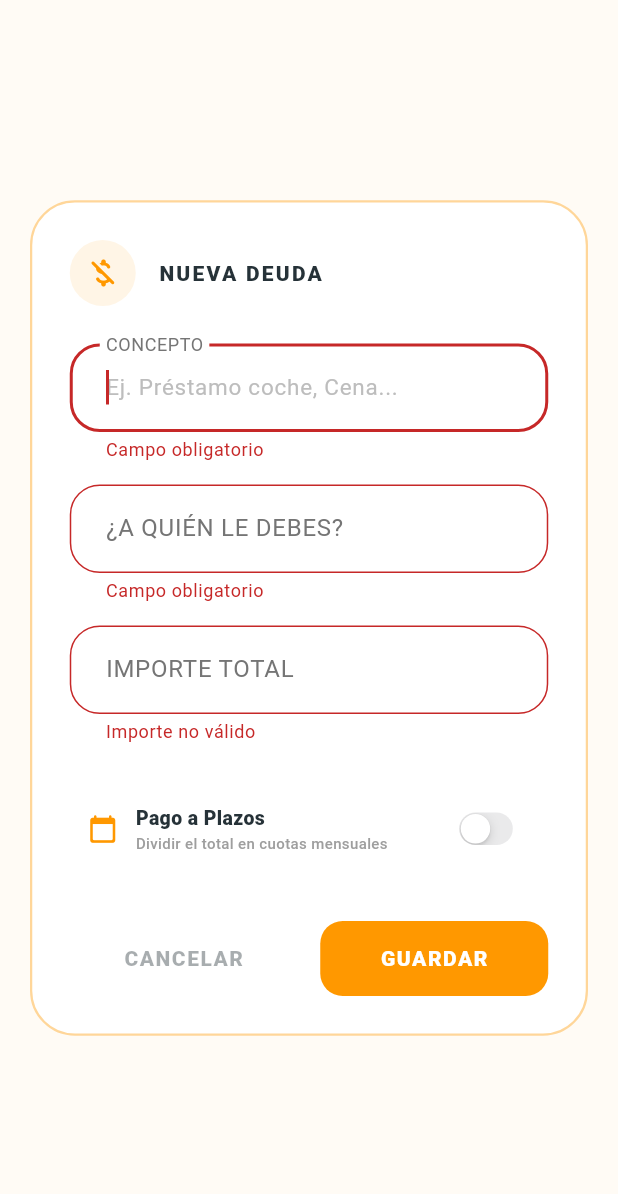
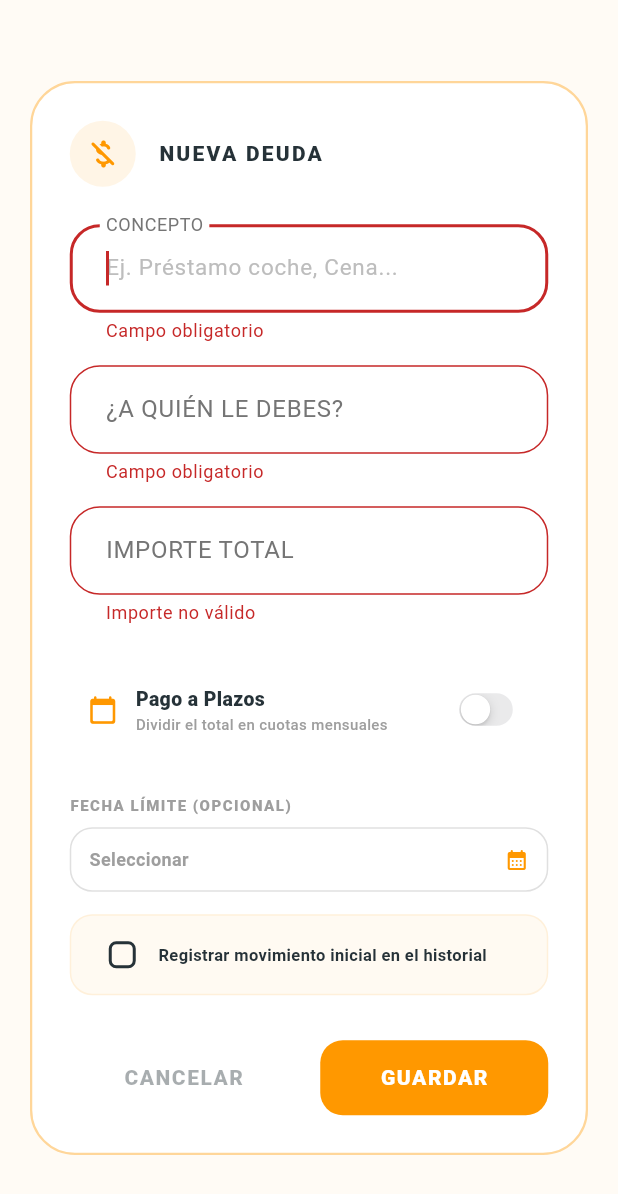
Before and after one commit to jmcerezodev/AhorrApp, a Flutter app: the AddEditDebtLoanDialog widget shown alone on an empty page, opened directly with empty values, after a tap on "GUARDAR", on a phone screen of 412 x 824 dp. Shown: the top 1194 px of the screen. Run offline on Flutter 3.47's test engine with Material 3 defaults, Android fonts, the phone set to English and light mode, and no system bars; our stand-ins replace animate_do, appwrite, connectivity_plus, convex_bottom_bar, equatable, fl_chart and 11 more; missing offline and left inert: gal, google_mlkit_document_scanner, google_mlkit_text_recognition; accounts and stored records are empty; generated files the repository leaves out were written again; network calls fail.

Commit message:
feat: mejoras en gestión de deudas, gastos fijos y corrección de tests
- Sincronización del día de cobro con la fecha de inicio seleccionada en deudas y préstamos.
- Reutilización de ID recurrente al editar para evitar duplicados en la pantalla de gastos fijos.
- Procesamiento inteligente de importes (reconocimiento de puntos y comas como separadores).
- Registro inicial opcional de deudas y préstamos como gasto en el historial principal.
- Refresco visual de DebtLoanCard: azul para préstamos, rojo para deudas y estados actualizados.
- Corrección del reordenamiento mediante drag & drop en el listado de gastos fijos.
- Reparación de la suite de tests: solución a bloqueos de Isar y errores de cast en DeviceInfo.

```diff
--- a/lib/presentation/widgets/dialogs/debts_loans_dialogs/add_edit_debt_loan_dialog.dart
+++ b/lib/presentation/widgets/dialogs/debts_loans_dialogs/add_edit_debt_loan_dialog.dart
@@ -37,6 +37,7 @@ class _AddEditDebtLoanDialogState extends State<AddEditDebtLoanDialog> {
 
   bool _isInstallment = false;
   bool _isAutoCalculate = true;
+  bool _addToHistory = false;
   bool _isLoading = false;
 
   String? _nameError;
@@ -76,10 +77,28 @@ class _AddEditDebtLoanDialogState extends State<AddEditDebtLoanDialog> {
   }
 
   double _parseInput(String input) {
-    String sanitized = input.trim();
+    String sanitized = input.trim().replaceAll(' ', '').replaceAll('\u00A0', '');
     if (sanitized.isEmpty) return 0;
-    if (sanitized.contains(',') && sanitized.contains('.')) sanitized = sanitized.replaceAll('.', '').replaceAll(',', '.');
-    else if (sanitized.contains(',')) sanitized = sanitized.replaceAll(',', '.');
+
+    if (sanitized.contains('.') && sanitized.contains(',')) {
+      int dotIndex = sanitized.lastIndexOf('.');
+      int commaIndex = sanitized.lastIndexOf(',');
+      if (dotIndex > commaIndex) {
+        sanitized = sanitized.replaceAll(',', '');
+      } else {
+        sanitized = sanitized.replaceAll('.', '').replaceAll(',', '.');
+      }
+    } else if (sanitized.contains(',')) {
+      sanitized = sanitized.replaceAll(',', '.');
+    } else if (sanitized.contains('.')) {
+      final parts = sanitized.split('.');
+      if (parts.length > 2) {
+        sanitized = sanitized.replaceAll('.', '');
+      } else if (parts.length == 2 && parts[1].length == 3) {
+        sanitized = sanitized.replaceAll('.', '');
+      }
+    }
+
     return double.tryParse(sanitized) ?? 0;
   }
 
@@ -304,7 +323,46 @@ class _AddEditDebtLoanDialogState extends State<AddEditDebtLoanDialog> {
                             ),
                           ],
                         )
-                      : const SizedBox.shrink(),
+                      : Padding(
+                          padding: const EdgeInsets.only(top: 25),
+                          child: Column(
+                            children: [
+                              _buildDatePicker(
+                                label: 'FECHA LÍMITE (OPCIONAL)',
+                                date: _dueDate,
+                                onTap: () => _selectDate(context, true),
+                                isOptional: true,
+                                onClear: () => setState(() => _dueDate = null),
+                              ),
+                              const SizedBox(height: 15),
+                              if (widget.item == null)
+                                Container(
+                                  padding: const EdgeInsets.symmetric(horizontal: 10, vertical: 2),
+                                  decoration: BoxDecoration(
+                                    color: Colors.orange.withValues(alpha: 0.05),
+                                    borderRadius: BorderRadius.circular(15),
+                                    border: Border.all(color: Colors.orange.withValues(alpha: 0.1)),
+                                  ),
+                                  child: Row(
+                                    children: [
+                                      Checkbox(
+                                        value: _addToHistory,
+                                        onChanged: (val) => setState(() => _addToHistory = val ?? false),
+                                        activeColor: Colors.orange,
+                                        shape: RoundedRectangleBorder(borderRadius: BorderRadius.circular(5)),
+                                      ),
+                                      const Expanded(
+                                        child: Text(
+                                          'Registrar movimiento inicial en el historial',
+                                          style: TextStyle(fontSize: 11, fontWeight: FontWeight.w600),
+                                        ),
+                                      ),
+                                    ],
+                                  ),
+                                ),
+                            ],
+                          ),
+                        ),
                   ),
                 ],
               ),
@@ -441,6 +499,7 @@ class _AddEditDebtLoanDialogState extends State<AddEditDebtLoanDialog> {
     final totalInstallments = int.tryParse(_monthsController.text.trim());
     final finalStartDate = _selectedDate ?? DateTime.now();
     final double initialPaid = _calculateInitialPaidAmount();
+
     await context.read<DebtsLoansCubit>().addOrUpdateDebtLoan(
       id: widget.item?.id,
       name: _nameController.text.trim(),
@@ -454,6 +513,8 @@ class _AddEditDebtLoanDialogState extends State<AddEditDebtLoanDialog> {
       totalInstallments: totalInstallments,
       installmentAmount: installmentAmount,
       addToRecurrent: _isInstallment,
+      existingRecurrentId: widget.item?.recurrentExpenseId,
+      addToHistory: _addToHistory, // PASAMOS EL NUEVO FLAG
     );
     if (mounted) context.pop();
   }
```
Also changed, not shown: lib/presentation/bloc/debts_loans_cubit/debts_loans_cubit.dart (+33 -9 lines), lib/presentation/bloc/recurrent_expenses_cubit/recurrent_expenses_cubit.dart (+24 -9 lines), lib/presentation/widgets/debts_loans_screen/debt_loan_card.dart (+4 -5 lines), lib/presentation/widgets/recurrent_expenses_screen/recurrent_history_widget.dart (+11 -7 lines), 11 other files.
